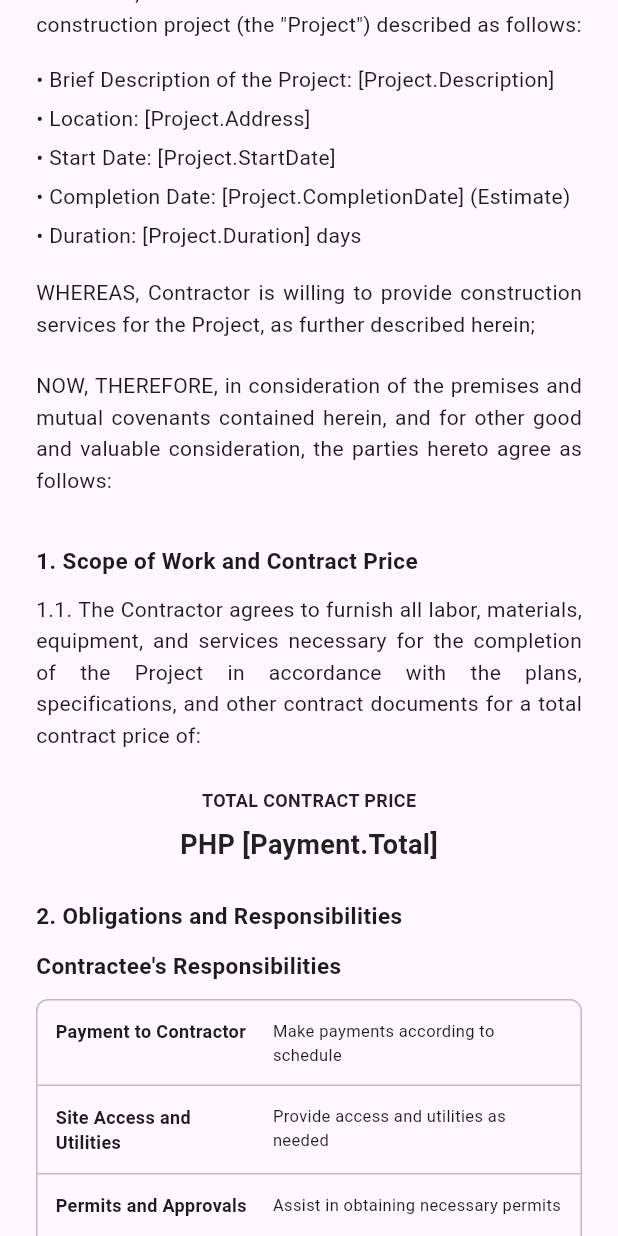
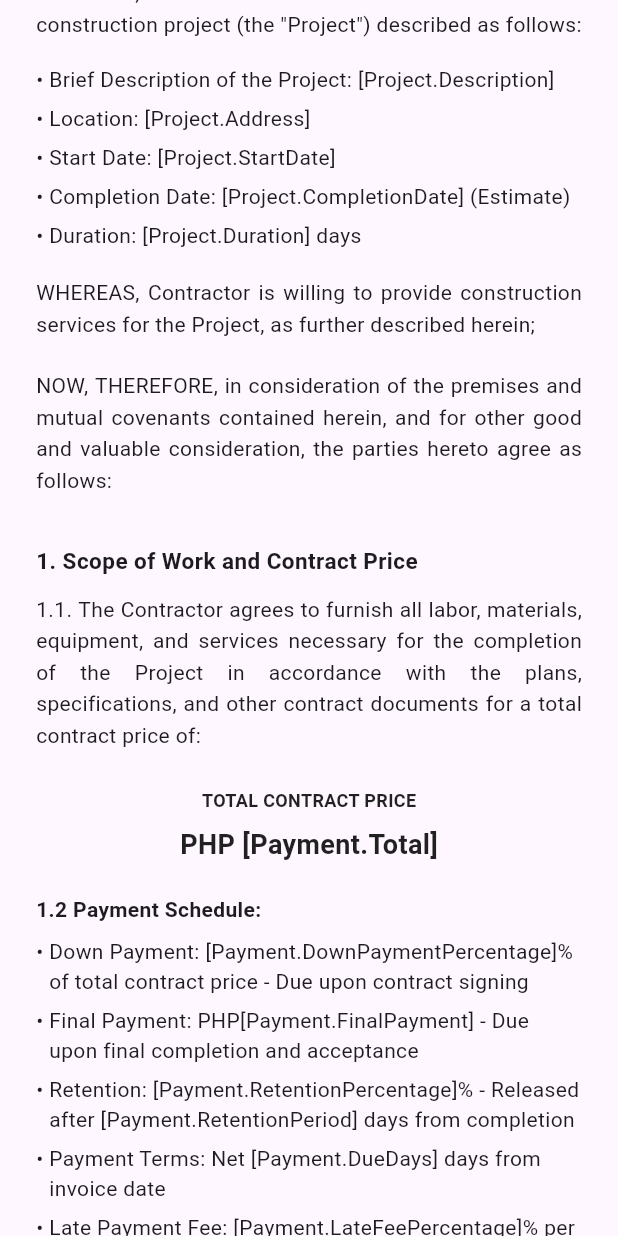
Before and after one commit to jjj-ols123/ConTrust, a Flutter app: the LumpSumContract widget shown alone on an empty page, opened directly, scrolled down 576 dp, on a phone screen of 412 x 824 dp. Run offline on Flutter 3.47's test engine with Material 3 defaults, Android fonts, the phone set to English and light mode, and no system bars; our stand-ins replace file_picker, image_picker, pdf, supabase_flutter; missing offline and left inert: contractee, contractor, dart:html; accounts and stored records are empty; network calls fail.

```diff
--- a/lib/contract_templates/LumpSum.dart
+++ b/lib/contract_templates/LumpSum.dart
@@ -175,6 +175,31 @@ class LumpSumContract extends StatelessWidget {
               ],
             ),
           ),
+
+          const SizedBox(height: 20),
+          const Text(
+            '1.2 Payment Schedule:',
+            style: TextStyle(fontSize: 14, fontWeight: FontWeight.bold),
+          ),
+          const SizedBox(height: 8),
+
+          ContractStyle.bulletList([
+            ContractStyle.textResolver != null
+                ? 'Down Payment: ${ContractStyle.textResolver!('[Payment.DownPaymentPercentage]')}% of total contract price - Due upon contract signing'
+                : 'Down Payment: [Payment.DownPaymentPercentage]% of total contract price - Due upon contract signing',
+            ContractStyle.textResolver != null
+                ? 'Final Payment: PHP${ContractStyle.textResolver!('[Payment.FinalPayment]')} - Due upon final completion and acceptance'
+                : 'Final Payment: PHP[Payment.FinalPayment] - Due upon final completion and acceptance',
+            ContractStyle.textResolver != null
+                ? 'Retention: ${ContractStyle.textResolver!('[Payment.RetentionPercentage]')}% - Released after ${ContractStyle.textResolver!('[Payment.RetentionPeriod]')} days from completion'
+                : 'Retention: [Payment.RetentionPercentage]% - Released after [Payment.RetentionPeriod] days from completion',
+            ContractStyle.textResolver != null
+                ? 'Payment Terms: Net ${ContractStyle.textResolver!('[Payment.DueDays]')} days from invoice date'
+                : 'Payment Terms: Net [Payment.DueDays] days from invoice date',
+            ContractStyle.textResolver != null
+                ? 'Late Payment Fee: ${ContractStyle.textResolver!('[Payment.LateFeePercentage]')}% per month on overdue amounts'
+                : 'Late Payment Fee: [Payment.LateFeePercentage]% per month on overdue amounts',
+          ]),
 
           const SizedBox(height: 24),
           ContractStyle.sectionTitle('2. Obligations and Responsibilities'),
--- a/lib/models/be_payment_modal.dart
+++ b/lib/models/be_payment_modal.dart
@@ -381,7 +381,7 @@ class PaymentModal {
                                 height: 20,
                                 width: 20,
                                 child: CircularProgressIndicator(
-                                  color: Colors.white,
+                                  color: Colors.amber,
                                   strokeWidth: 2,
                                 ),
                               )
--- a/lib/services/both services/be_contract_service.dart
+++ b/lib/services/both services/be_contract_service.dart
@@ -374,7 +374,7 @@ class ContractService {
   static String formatDate(String? dateString) {
     if (dateString == null) return 'N/A';
     try {
-      final date = DateTime.parse(dateString);
+      final date = DateTime.parse(dateString).toLocal();
       return '${date.day}/${date.month}/${date.year} ${date.hour}:${date.minute.toString().padLeft(2, '0')}';
     } catch (e) {
       return 'Invalid date';
--- a/lib/services/both services/be_pdf_signature_service.dart
+++ b/lib/services/both services/be_pdf_signature_service.dart
@@ -57,7 +57,7 @@ class ContractPdfSignatureService {
             contracteeSignature: contracteeSignature,
           );
           break;
-        case 'cost plus contract':
+        case 'cost-plus contract':
           pdfWidgets = CostPlusPDF.buildCostPlusPdf(
             fieldValues,
             contractorSignature: contractorSignature,
@@ -227,7 +227,7 @@ class ContractPdfSignatureService {
       return filePath;
     } catch (e) {
       await _errorService.logError(
-        errorMessage: 'Failed to create signed contract PDF: ',
+        errorMessage: 'Failed to create signed contract PDF: $e',
         module: 'Contract PDF Signature Service',
         severity: 'High',
         extraInfo: {
@@ -235,7 +235,7 @@ class ContractPdfSignatureService {
           'contract_id': contractId,
         },
       );
-      throw Exception('Failed to create signed contract PDF: ');
+      throw Exception('Failed to create signed contract PDF: $e');
     }
   }
 
--- a/lib/utils/be_contractformat.dart
+++ b/lib/utils/be_contractformat.dart
@@ -17,7 +17,7 @@ class ContractStyle {
   String formatTimestamp(String? timestamp) {
     if (timestamp == null) return 'N/A';
     try {
-      final dateTime = DateTime.parse(timestamp);
+      final dateTime = DateTime.parse(timestamp).toLocal();
       return '${dateTime.year}-${dateTime.month.toString().padLeft(2, '0')}-${dateTime.day.toString().padLeft(2, '0')} '
              '${dateTime.hour.toString().padLeft(2, '0')}:${dateTime.minute.toString().padLeft(2, '0')}';
     } catch (e) {
@@ -28,7 +28,7 @@ class ContractStyle {
    static String formatDate(String? dateString) {
     if (dateString == null) return 'N/A';
     try {
-      final dateTime = DateTime.parse(dateString);
+      final dateTime = DateTime.parse(dateString).toLocal();
       return '${dateTime.year}-${dateTime.month.toString().padLeft(2, '0')}-${dateTime.day.toString().padLeft(2, '0')}';
     } catch (e) {
       return dateString;
@@ -197,5 +197,4 @@ class ContractStyle {
     }
     return sum;
   }
-
 }
```
Also changed, not shown: lib/models/be_UIapp.dart (+83 -12 lines), 3 other files.
